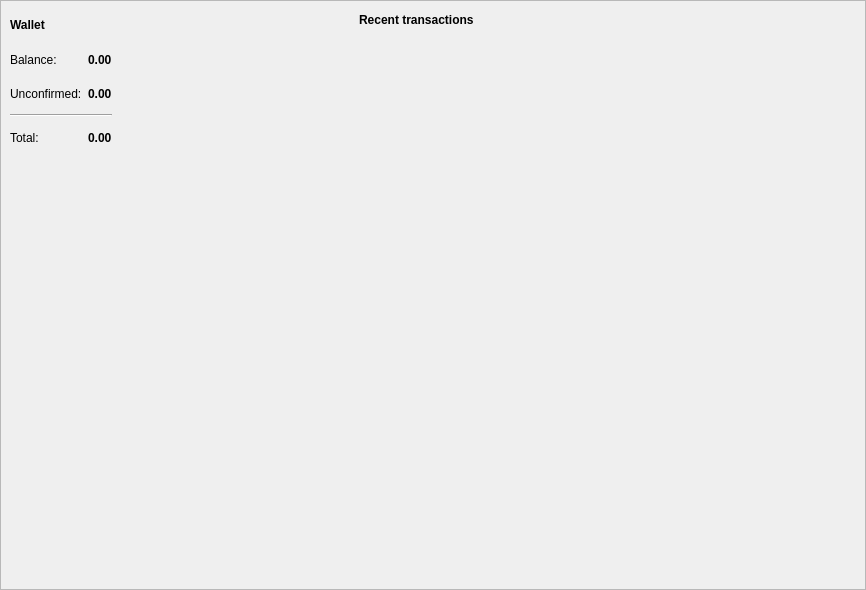
Above: src/gui/ui/overviewframe.ui from Mythicaler/digitalkabwallet before the change. Below: the same form after it.
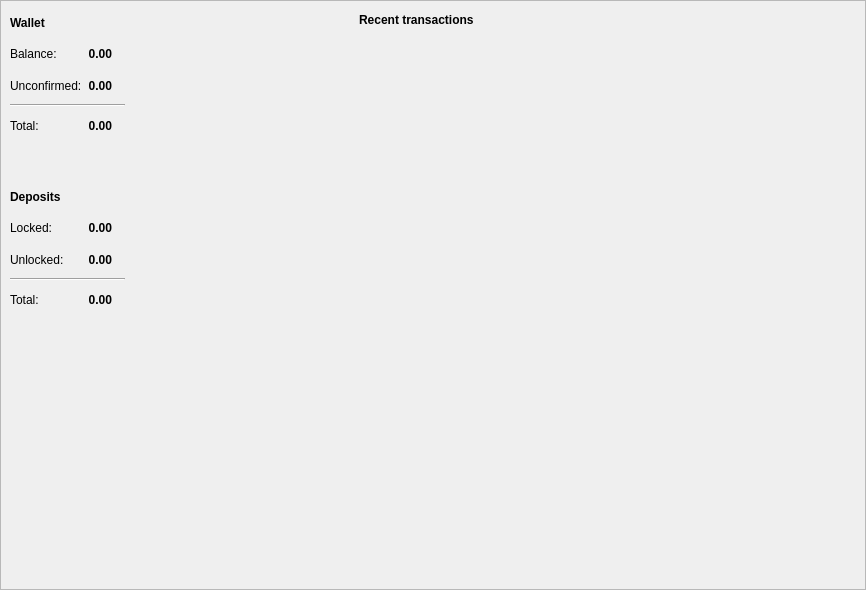
That is the form after the change.

Commit message: wallet deposit support

```diff
--- a/src/gui/ui/overviewframe.ui
+++ b/src/gui/ui/overviewframe.ui
@@ -41,18 +41,34 @@
    <property name="verticalSpacing">
     <number>0</number>
    </property>
+   <item row="2" column="0" rowspan="2">
+    <spacer name="verticalSpacer">
+     <property name="orientation">
+      <enum>Qt::Vertical</enum>
+     </property>
+     <property name="sizeType">
+      <enum>QSizePolicy::Expanding</enum>
+     </property>
+     <property name="sizeHint" stdset="0">
+      <size>
+       <width>20</width>
+       <height>425</height>
+      </size>
+     </property>
+    </spacer>
+   </item>
    <item row="0" column="0">
     <widget class="QFrame" name="m_overviewWalletFrame">
      <property name="minimumSize">
       <size>
        <width>0</width>
-       <height>160</height>
+       <height>320</height>
       </size>
      </property>
      <property name="maximumSize">
       <size>
        <width>16777215</width>
-       <height>160</height>
+       <height>320</height>
       </size>
      </property>
      <property name="frameShape">
@@ -62,20 +78,14 @@
       <enum>QFrame::Raised</enum>
      </property>
      <layout class="QGridLayout" name="gridLayout_2">
-      <item row="4" column="1">
-       <widget class="QLabel" name="m_totalBalanceLabel">
-        <property name="font">
-         <font>
-          <weight>75</weight>
-          <bold>true</bold>
-         </font>
-        </property>
-        <property name="text">
-         <string notr="true">0.00</string>
+      <item row="3" column="0" colspan="4">
+       <widget class="Line" name="line">
+        <property name="orientation">
+         <enum>Qt::Horizontal</enum>
         </property>
        </widget>
       </item>
-      <item row="1" column="1">
+      <item row="1" column="2">
        <widget class="QLabel" name="m_actualBalanceLabel">
         <property name="font">
          <font>
@@ -86,6 +96,9 @@
         <property name="text">
          <string notr="true">0.00</string>
         </property>
+        <property name="alignment">
+         <set>Qt::AlignRight|Qt::AlignTrailing|Qt::AlignVCenter</set>
+        </property>
        </widget>
       </item>
       <item row="4" column="0">
@@ -95,33 +108,50 @@
         </property>
        </widget>
       </item>
-      <item row="1" column="2">
-       <widget class="QLabel" name="m_tickerLabel1">
-        <property name="text">
-         <string notr="true"/>
-        </property>
-       </widget>
-      </item>
-      <item row="0" column="0">
-       <widget class="QLabel" name="label">
-        <property name="font">
-         <font>
-          <weight>75</weight>
-          <bold>true</bold>
-         </font>
-        </property>
-        <property name="text">
-         <string>Wallet</string>
-        </property>
-       </widget>
-      </item>
-      <item row="2" column="0">
+      <item row="2" column="0" colspan="2">
        <widget class="QLabel" name="label_4">
         <property name="text">
          <string>Unconfirmed:</string>
         </property>
        </widget>
       </item>
+      <item row="1" column="3">
+       <widget class="QLabel" name="m_tickerLabel1">
+        <property name="text">
+         <string notr="true"/>
+        </property>
+       </widget>
+      </item>
+      <item row="2" column="3">
+       <widget class="QLabel" name="m_tickerLabel2">
+        <property name="text">
+         <string notr="true"/>
+        </property>
+       </widget>
+      </item>
+      <item row="2" column="2">
+       <widget class="QLabel" name="m_pendingBalanceLabel">
+        <property name="font">
+         <font>
+          <weight>75</weight>
+          <bold>true</bold>
+         </font>
+        </property>
+        <property name="text">
+         <string notr="true">0.00</string>
+        </property>
+        <property name="alignment">
+         <set>Qt::AlignRight|Qt::AlignTrailing|Qt::AlignVCenter</set>
+        </property>
+       </widget>
+      </item>
+      <item row="4" column="3">
+       <widget class="QLabel" name="m_tickerLabel3">
+        <property name="text">
+         <string notr="true"/>
+        </property>
+       </widget>
+      </item>
       <item row="1" column="0">
        <widget class="QLabel" name="label_2">
         <property name="text">
@@ -129,15 +159,15 @@
         </property>
        </widget>
       </item>
-      <item row="3" column="0" colspan="2">
-       <widget class="Line" name="line">
-        <property name="orientation">
-         <enum>Qt::Horizontal</enum>
+      <item row="8" column="0">
+       <widget class="QLabel" name="label_7">
+        <property name="text">
+         <string>Unlocked:</string>
         </property>
        </widget>
       </item>
-      <item row="2" column="1">
-       <widget class="QLabel" name="m_pendingBalanceLabel">
+      <item row="8" column="1" colspan="2">
+       <widget class="QLabel" name="m_unlockedDepositLabel">
         <property name="font">
          <font>
           <weight>75</weight>
@@ -146,24 +176,52 @@
         </property>
         <property name="text">
          <string notr="true">0.00</string>
+        </property>
+        <property name="alignment">
+         <set>Qt::AlignRight|Qt::AlignTrailing|Qt::AlignVCenter</set>
+        </property>
+       </widget>
+      </item>
+      <item row="7" column="3">
+       <widget class="QLabel" name="m_tickerLabel4">
+        <property name="text">
+         <string notr="true"/>
         </property>
        </widget>
       </item>
       <item row="4" column="2">
-       <widget class="QLabel" name="m_tickerLabel3">
+       <widget class="QLabel" name="m_totalBalanceLabel">
+        <property name="font">
+         <font>
+          <weight>75</weight>
+          <bold>true</bold>
+         </font>
+        </property>
         <property name="text">
-         <string notr="true"/>
+         <string notr="true">0.00</string>
         </property>
+        <property name="alignment">
+         <set>Qt::AlignRight|Qt::AlignTrailing|Qt::AlignVCenter</set>
+        </property>
        </widget>
       </item>
-      <item row="2" column="2">
-       <widget class="QLabel" name="m_tickerLabel2">
+      <item row="7" column="1" colspan="2">
+       <widget class="QLabel" name="m_lockedDepositLabel">
+        <property name="font">
+         <font>
+          <weight>75</weight>
+          <bold>true</bold>
+         </font>
+        </property>
         <property name="text">
-         <string notr="true"/>
+         <string notr="true">0.00</string>
         </property>
+        <property name="alignment">
+         <set>Qt::AlignRight|Qt::AlignTrailing|Qt::AlignVCenter</set>
+        </property>
        </widget>
       </item>
-      <item row="2" column="3">
+      <item row="6" column="4">
        <spacer name="horizontalSpacer_2">
         <property name="orientation">
          <enum>Qt::Horizontal</enum>
@@ -176,26 +234,103 @@
         </property>
        </spacer>
       </item>
+      <item row="6" column="0">
+       <widget class="QLabel" name="label_3">
+        <property name="font">
+         <font>
+          <weight>75</weight>
+          <bold>true</bold>
+         </font>
+        </property>
+        <property name="text">
+         <string>Deposits</string>
+        </property>
+       </widget>
+      </item>
+      <item row="7" column="0">
+       <widget class="QLabel" name="label_5">
+        <property name="text">
+         <string>Locked:</string>
+        </property>
+       </widget>
+      </item>
+      <item row="8" column="3">
+       <widget class="QLabel" name="m_tickerLabel5">
+        <property name="text">
+         <string notr="true"/>
+        </property>
+       </widget>
+      </item>
+      <item row="10" column="0">
+       <widget class="QLabel" name="label_9">
+        <property name="text">
+         <string>Total:</string>
+        </property>
+       </widget>
+      </item>
+      <item row="10" column="1" colspan="2">
+       <widget class="QLabel" name="m_totalDepositLabel">
+        <property name="font">
+         <font>
+          <weight>75</weight>
+          <bold>true</bold>
+         </font>
+        </property>
+        <property name="text">
+         <string notr="true">0.00</string>
+        </property>
+        <property name="alignment">
+         <set>Qt::AlignRight|Qt::AlignTrailing|Qt::AlignVCenter</set>
+        </property>
+       </widget>
+      </item>
+      <item row="10" column="3">
+       <widget class="QLabel" name="m_tickerLabel6">
+        <property name="text">
+         <string notr="true"/>
+        </property>
+       </widget>
+      </item>
+      <item row="0" column="0">
+       <widget class="QLabel" name="label">
+        <property name="font">
+         <font>
+          <weight>75</weight>
+          <bold>true</bold>
+         </font>
+        </property>
+        <property name="text">
+         <string>Wallet</string>
+        </property>
+       </widget>
+      </item>
+      <item row="9" column="0" colspan="4">
+       <widget class="Line" name="line_2">
+        <property name="orientation">
+         <enum>Qt::Horizontal</enum>
+        </property>
+       </widget>
+      </item>
+      <item row="5" column="0" colspan="4">
+       <spacer name="verticalSpacer_2">
+        <property name="orientation">
+         <enum>Qt::Vertical</enum>
+        </property>
+        <property name="sizeType">
+         <enum>QSizePolicy::Fixed</enum>
+        </property>
+        <property name="sizeHint" stdset="0">
+         <size>
+          <width>20</width>
+          <height>40</height>
+         </size>
+        </property>
+       </spacer>
+      </item>
      </layout>
     </widget>
    </item>
-   <item row="1" column="0" rowspan="2">
-    <spacer name="verticalSpacer">
-     <property name="orientation">
-      <enum>Qt::Vertical</enum>
-     </property>
-     <property name="sizeType">
-      <enum>QSizePolicy::Expanding</enum>
-     </property>
-     <property name="sizeHint" stdset="0">
-      <size>
-       <width>20</width>
-       <height>425</height>
-      </size>
-     </property>
-    </spacer>
-   </item>
-   <item row="0" column="1" rowspan="3">
+   <item row="0" column="1" rowspan="4">
     <widget class="QFrame" name="frame_2">
      <property name="minimumSize">
       <size>
```
The commit also changes 32 other files.
